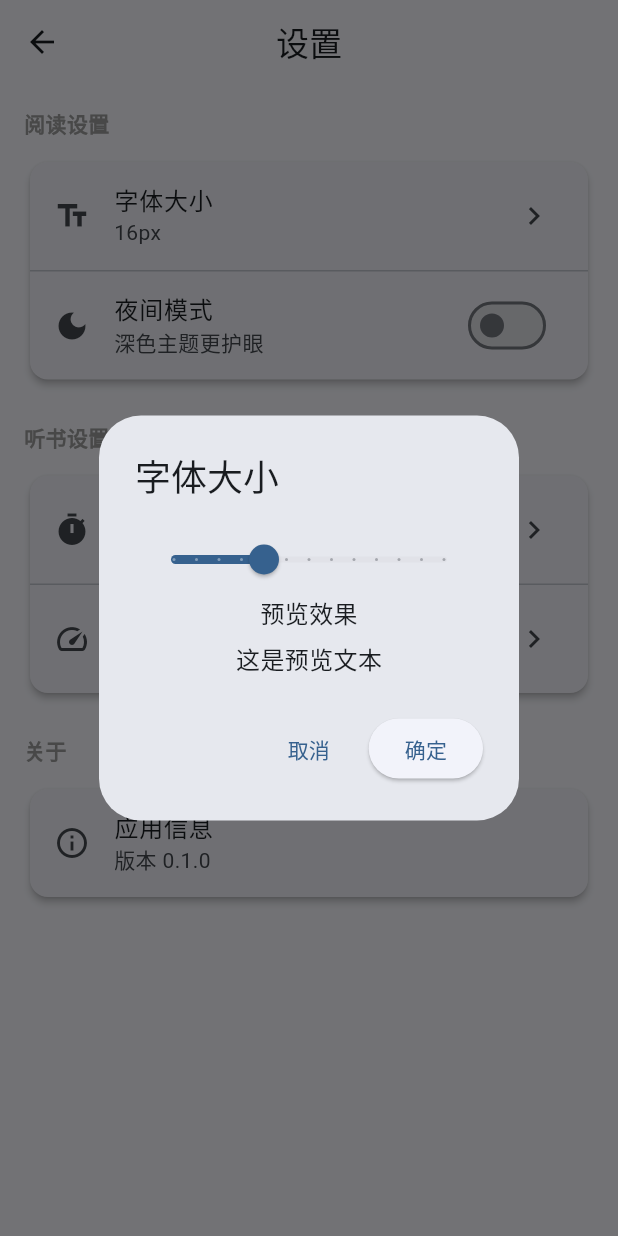
After one commit to hhr346/audio_book_reader, a Flutter app: the SettingsScreen screen opened directly, after a tap on "字体大小", on a phone screen of 412 x 824 dp. The commit adds this screen. Run offline on Flutter 3.47's test engine with Material 3 defaults, Android fonts, the phone set to English and light mode, and no system bars; our stand-ins replace file_picker, flutter_tts, hive, hive_flutter; missing offline and left inert: epub; accounts and stored records are empty; statements that could not run were skipped.

Commit message:
feat: 添加设置页面和定时关闭功能
- 新增 settings_screen.dart 设置页面
  - 字体大小调节 (12-24px)
  - 夜间模式切换
  - 定时关闭功能 (15/30/60/90 分钟)
  - 语速调节
- 增强 tts_service.dart
  - 添加 Timer 定时关闭支持
  - 添加回调函数
- 优化 home_screen.dart
  - 添加底部导航栏
  - 书架和设置页面切换

Closes #2, #3

```diff
--- a/lib/main.dart
+++ b/lib/main.dart
@@ -5,6 +5,7 @@ import 'models/book.dart';
 import 'services/storage_service.dart';
 import 'services/tts_service.dart';
 import 'screens/home_screen.dart';
+import 'screens/settings_screen.dart';
 
 void main() async {
   WidgetsFlutterBinding.ensureInitialized();
--- /dev/null
+++ b/lib/screens/settings_screen.dart
@@ -0,0 +1,298 @@
+import 'package:flutter/material.dart';
+import 'package:provider/provider.dart';
+import '../services/tts_service.dart';
+import '../services/storage_service.dart';
+
+class SettingsScreen extends StatefulWidget {
+  const SettingsScreen({super.key});
+
+  @override
+  State<SettingsScreen> createState() => _SettingsScreenState();
+}
+
+class _SettingsScreenState extends State<SettingsScreen> {
+  double _fontSize = 16.0;
+  bool _isDarkMode = false;
+  int _sleepTimerMinutes = 30;
+
+  @override
+  Widget build(BuildContext context) {
+    return Scaffold(
+      appBar: AppBar(
+        title: const Text('设置'),
+      ),
+      body: ListView(
+        padding: const EdgeInsets.all(16),
+        children: [
+          // 阅读设置
+          _buildSectionTitle('阅读设置'),
+          Card(
+            child: Column(
+              children: [
+                ListTile(
+                  leading: const Icon(Icons.text_fields),
+                  title: const Text('字体大小'),
+                  subtitle: Text('${_fontSize.round()}px'),
+                  trailing: const Icon(Icons.chevron_right),
+                  onTap: () => _showFontSizeDialog(),
+                ),
+                const Divider(height: 1),
+                SwitchListTile(
+                  secondary: const Icon(Icons.dark_mode),
+                  title: const Text('夜间模式'),
+                  subtitle: const Text('深色主题更护眼'),
+                  value: _isDarkMode,
+                  onChanged: (value) {
+                    setState(() => _isDarkMode = value);
+                    _showThemeChangeSnackbar();
+                  },
+                ),
+              ],
+            ),
+          ),
+
+          const SizedBox(height: 24),
+
+          // 听书设置
+          _buildSectionTitle('听书设置'),
+          Card(
+            child: Column(
+              children: [
+                ListTile(
+                  leading: const Icon(Icons.timer),
+                  title: const Text('定时关闭'),
+                  subtitle: Text('$_sleepTimerMinutes 分钟后停止播放'),
+                  trailing: const Icon(Icons.chevron_right),
+                  onTap: () => _showSleepTimerDialog(),
+                ),
+                const Divider(height: 1),
+                ListTile(
+                  leading: const Icon(Icons.speed),
+                  title: const Text('语速设置'),
+                  subtitle: const Text('调整 TTS 播放速度'),
+                  trailing: const Icon(Icons.chevron_right),
+                  onTap: () => _showSpeechRateDialog(),
+                ),
+              ],
+            ),
+          ),
+
+          const SizedBox(height: 24),
+
+          // 关于
+          _buildSectionTitle('关于'),
+          Card(
+            child: Column(
+              children: [
+                ListTile(
+                  leading: const Icon(Icons.info_outline),
+                  title: const Text('应用信息'),
+                  subtitle: const Text('版本 0.1.0'),
+                  onTap: () => _showAboutDialog(),
+                ),
+              ],
+            ),
+          ),
+        ],
+      ),
+    );
+  }
+
+  Widget _buildSectionTitle(String title) {
+    return Padding(
+      padding: const EdgeInsets.only(bottom: 12),
+      child: Text(
+        title,
+        style: const TextStyle(
+          fontSize: 14,
+          fontWeight: FontWeight.bold,
+          color: Colors.grey,
+        ),
+      ),
+    );
+  }
+
+  void _showFontSizeDialog() {
+    showDialog(
+      context: context,
+      builder: (context) => AlertDialog(
+        title: const Text('字体大小'),
+        content: StatefulBuilder(
+          builder: (context, setDialogState) => Column(
+            mainAxisSize: MainAxisSize.min,
+            children: [
+              Slider(
+                value: _fontSize,
+                min: 12,
+                max: 24,
+                divisions: 12,
+                label: '${_fontSize.round()}px',
+                onChanged: (value) {
+                  setDialogState(() => _fontSize = value);
+                  setState(() {});
+                },
+              ),
+              const Text(
+                '预览效果',
+                style: TextStyle(fontSize: 16),
+              ),
+              const SizedBox(height: 8),
+              Text(
+                '这是预览文本',
+                style: TextStyle(fontSize: _fontSize),
+              ),
+            ],
+          ),
+        ),
+        actions: [
+          TextButton(
+            onPressed: () => Navigator.pop(context),
+            child: const Text('取消'),
+          ),
+          ElevatedButton(
+            onPressed: () {
+              setState(() {});
+              Navigator.pop(context);
+              ScaffoldMessenger.of(context).showSnackBar(
+                const SnackBar(content: Text('✅ 字体大小已保存')),
+              );
+            },
+            child: const Text('确定'),
+          ),
+        ],
+      ),
+    );
+  }
+
+  void _showSleepTimerDialog() {
+    showDialog(
+      context: context,
+      builder: (context) => AlertDialog(
+        title: const Text('定时关闭'),
+        content: Column(
+          mainAxisSize: MainAxisSize.min,
+          children: [
+            const Text('选择定时时间'),
+            const SizedBox(height: 16),
+            Wrap(
+              spacing: 8,
+              runSpacing: 8,
+              children: [
+                _TimerChip(minutes: 15, selected: _sleepTimerMinutes == 15),
+                _TimerChip(minutes: 30, selected: _sleepTimerMinutes == 30),
+                _TimerChip(minutes: 60, selected: _sleepTimerMinutes == 60),
+                _TimerChip(minutes: 90, selected: _sleepTimerMinutes == 90),
+              ],
+            ),
+          ],
+        ),
+        actions: [
+          TextButton(
+            onPressed: () => Navigator.pop(context),
+            child: const Text('取消'),
+          ),
+          ElevatedButton(
+            onPressed: () {
+              TtsService().setSleepTimer(_sleepTimerMinutes);
+              Navigator.pop(context);
+              ScaffoldMessenger.of(context).showSnackBar(
+                SnackBar(content: Text('✅ 定时关闭已设置为 $_sleepTimerMinutes 分钟')),
+              );
+            },
+            child: const Text('确定'),
+          ),
+        ],
+      ),
+    );
+  }
+
+  Widget _TimerChip({required int minutes, required bool selected}) {
+    return ChoiceChip(
+      label: Text('$minutes 分钟'),
+      selected: selected,
+      onSelected: (value) {
+        if (value) {
+          setState(() => _sleepTimerMinutes = minutes);
+        }
+      },
+    );
+  }
+
+  void _showSpeechRateDialog() {
+    final ttsService = TtsService();
+    double rate = ttsService.speechRate;
+
+    showDialog(
+      context: context,
+      builder: (context) => AlertDialog(
+        title: const Text('语速设置'),
+        content: StatefulBuilder(
+          builder: (context, setDialogState) => Column(
+            mainAxisSize: MainAxisSize.min,
+            children: [
+              Slider(
+                value: rate,
+                min: 0.0,
+                max: 1.0,
+                divisions: 10,
+                label: '${(rate * 100).round()}%',
+                onChanged: (value) {
+                  setDialogState(() => rate = value);
+                },
+              ),
+              Text('当前语速：${(rate * 100).round()}%'),
+            ],
+          ),
+        ),
+        actions: [
+          TextButton(
+            onPressed: () => Navigator.pop(context),
+            child: const Text('取消'),
+          ),
+          ElevatedButton(
+            onPressed: () async {
+              await ttsService.setRate(rate);
+              Navigator.pop(context);
+              ScaffoldMessenger.of(context).showSnackBar(
+                const SnackBar(content: Text('✅ 语速已保存')),
+              );
+            },
+            child: const Text('确定'),
+          ),
+        ],
+      ),
+    );
+  }
+
+  void _showThemeChangeSnackbar() {
+    ScaffoldMessenger.of(context).showSnackBar(
+      SnackBar(
+        content: Text(_isDarkMode ? '🌙 已切换到夜间模式' : '☀️ 已切换到日间模式'),
+        action: SnackBarAction(
+          label: '撤销',
+          onPressed: () {
+            setState(() => _isDarkMode = !_isDarkMode);
+          },
+        ),
+      ),
+    );
+  }
+
+  void _showAboutDialog() {
+    showAboutDialog(
+      context: context,
+      applicationName: '有声图书阅读器',
+      applicationVersion: '0.1.0',
+      applicationIcon: const Icon(Icons.menu_book, size: 48),
+      children: [
+        const Text('一款支持 epub 格式的图书阅读器，配备 TTS 听书功能。'),
+        const SizedBox(height: 16),
+        const Text('功能特性：'),
+        const Text('• epub 格式支持'),
+        const Text('• TTS 文本转语音'),
+        const Text('• 阅读进度追踪'),
+        const Text('• 定时关闭功能'),
+      ],
+    );
+  }
+}
```
Also changed, not shown: lib/screens/home_screen.dart (+45 -0 lines), lib/services/tts_service.dart (+37 -0 lines).
